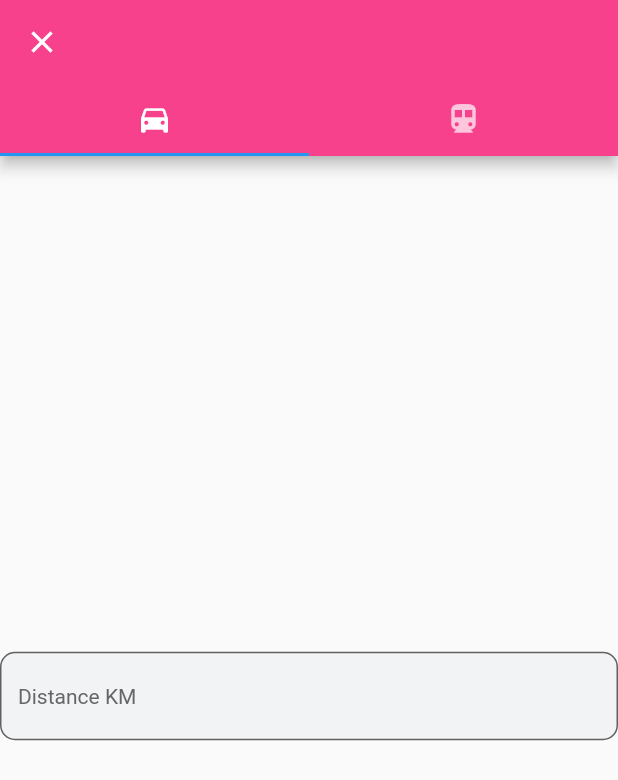
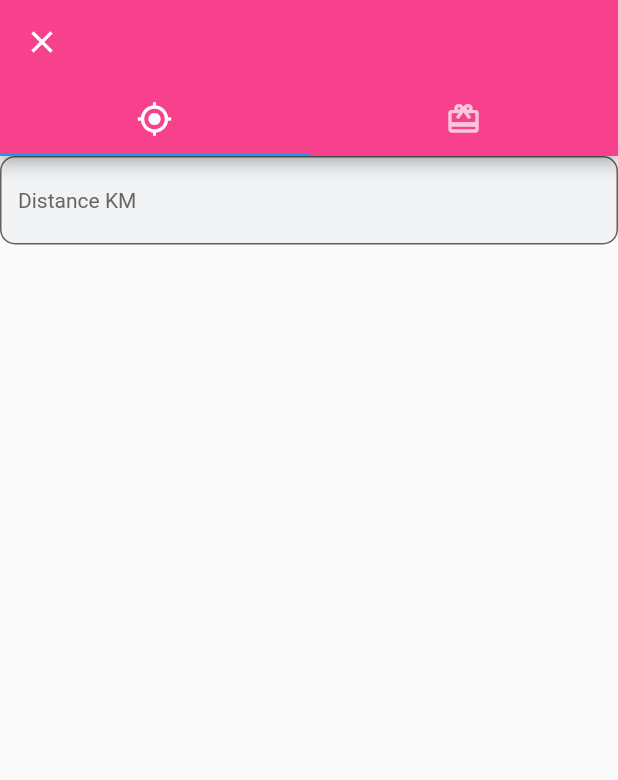
Before and after one commit to genmotionmakers/ingroupbuy, a Flutter app: the screen it shows after launch, item 2 of the bottom bar chosen, on a phone screen of 412 x 824 dp. Shown: the top 780 px of the screen. Run offline on Flutter 3.47's test engine with Material 2 defaults, Android fonts, the light colour scheme and no system bars; our stand-ins replace font_awesome_flutter; Roboto replaces fonts that are missing (Roboto-Light.ttf).

Commit message:
change in styles

```diff
--- a/lib/widgets/GroupsProvidersList.dart
+++ b/lib/widgets/GroupsProvidersList.dart
@@ -23,8 +23,8 @@ class _GroupsProvidersList extends State<GroupsProvidersList> {
                     backgroundColor: Color(0xFFf7418c),
                     bottom: TabBar(
                       tabs: [
-                        Tab(icon: Icon(Icons.directions_car)),
-                        Tab(icon: Icon(Icons.directions_transit)),
+                        Tab(icon: Icon(Icons.my_location)),
+                        Tab(icon: Icon(Icons.card_giftcard)),
                       ],
                     ),
                     title: InkWell(
@@ -39,11 +39,9 @@ class _GroupsProvidersList extends State<GroupsProvidersList> {
                       },
                     )),
                 body: TabBarView(children: [
-                  Row(
+                      Column(
                         children: <Widget>[
-                      Flexible(
-                        flex: 1,
-                        child: TextField(
+                              TextField(
                                 showCursor: true,
                                 decoration: InputDecoration(
                                   border: OutlineInputBorder(
@@ -64,10 +62,11 @@ class _GroupsProvidersList extends State<GroupsProvidersList> {
                                   hintText: "Distance KM",
                                 ),
                               ),
-                      ),
+
+
                         ],
                       ),
-                  Container()
+                  Container(height: 0,width: 0,)
                 ]))));
   }
 }
```
Lines whose indentation alone changed are shown as unchanged.
